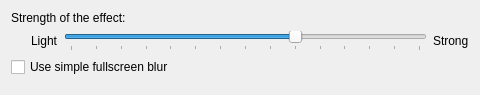
Old version of the form effects/blur/blur_config.ui in the repository KDE/kwin.
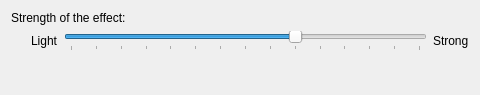
New version of the form.

Diff of the .ui file:
```diff
--- a/effects/blur/blur_config.ui
+++ b/effects/blur/blur_config.ui
@@ -77,16 +77,6 @@
      </item>
     </layout>
    </item>
-   <item>
-    <widget class="QCheckBox" name="kcfg_UseSimpleBlur">
-     <property name="text">
-      <string>Use simple fullscreen blur</string>
-     </property>
-     <property name="checked">
-      <bool>false</bool>
-     </property>
-    </widget>
-   </item>
    <item>
     <spacer name="verticalSpacer">
      <property name="orientation">
```
